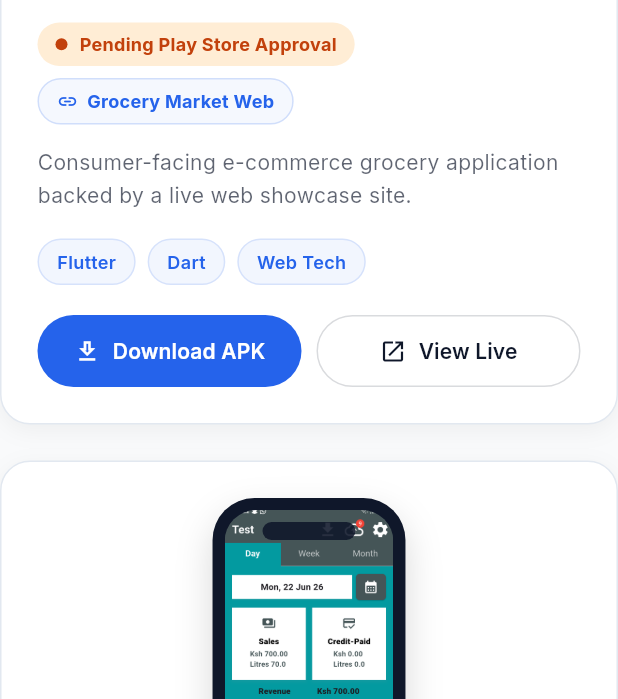
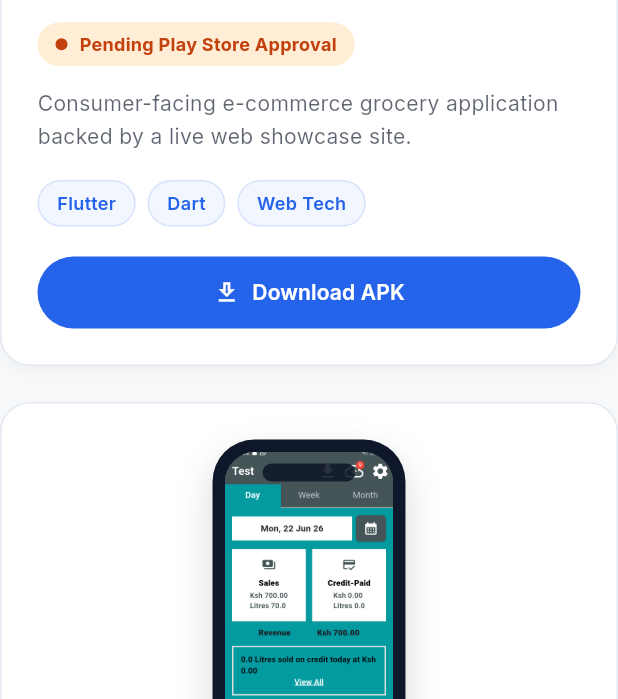
Before and after one commit to gatwiri124/gatwiri_portfolio, a Flutter app: the ProjectsSection widget shown alone on an empty page, opened directly, on a phone screen of 412 x 824 dp, the part 537-1236 px from its top. Run offline on Flutter 3.47's test engine with Material 3 defaults, Android fonts, the phone set to English and light mode, and no system bars; our stand-ins replace google_fonts; network calls fail.

Commit message:
Remove site link from the Fresh Grocees card; users get the web link directly

```diff
--- a/lib/sections/projects_section.dart
+++ b/lib/sections/projects_section.dart
@@ -16,8 +16,6 @@ class ProjectsSection extends StatelessWidget {
       techStack: const ['Flutter', 'Dart', 'Web Tech'],
       screenshotAsset: 'Assets/images/Screen15.png',
       logoAsset: 'Assets/images/logo4.png',
-      liveUrl: 'https://gatwiri124.github.io/grocery_market_web/',
-      liveLabel: 'Grocery Market Web',
       // Served from web/apks/freshgrocees.apk, which flutter build web copies
       // to the site root next to the other static files.
       apkAsset: 'apks/freshgrocees.apk',
```
Also changed, not shown: 1 other file.
